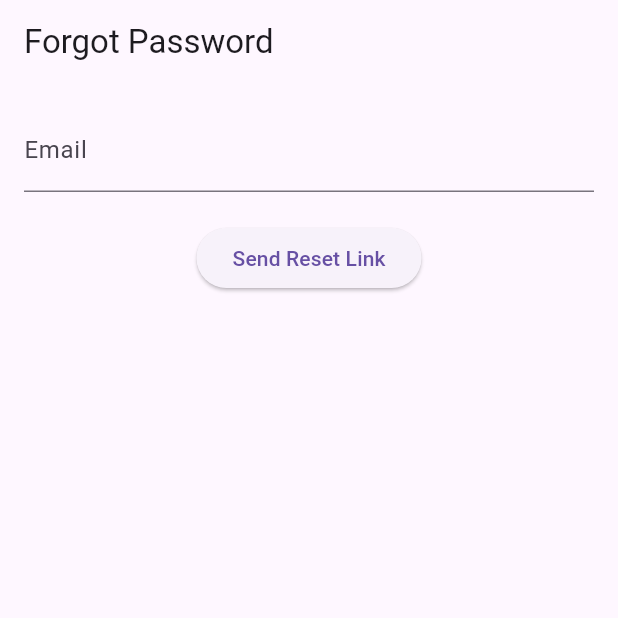
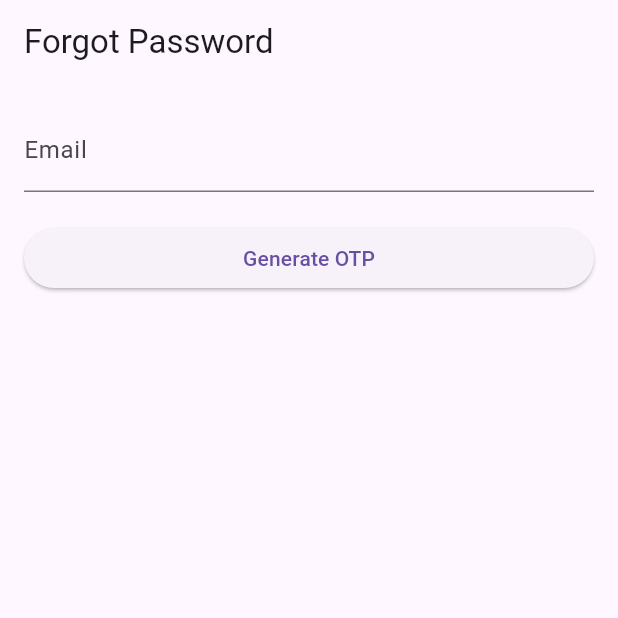
Before and after one commit to AnhAnNek/flutter_easy_english, a Flutter app: the ForgotPasswordScreen screen opened directly, on a phone screen of 412 x 824 dp, the top half of it. Run offline on Flutter 3.47's test engine with Material 3 defaults, Android fonts, the phone set to English and light mode, and no system bars; our stand-ins replace flutter_secure_storage, fluttertoast, font_awesome_flutter, google_fonts, logger; accounts and stored records are empty.

Commit message:
reset password

```diff
--- a/lib/models/update_password_request.dart
+++ b/lib/models/update_password_request.dart
@@ -5,12 +5,12 @@ part 'update_password_request.g.dart';
 @JsonSerializable()
 class UpdatePasswordRequest {
   final String username;
-  final String password;
+  final String newPassword;
   final String confirmPassword;
 
   UpdatePasswordRequest({
     required this.username,
-    required this.password,
+    required this.newPassword,
     required this.confirmPassword,
   });
 
--- a/lib/screens/forgot_password_screen.dart
+++ b/lib/screens/forgot_password_screen.dart
@@ -1,5 +1,8 @@
 import 'package:flutter/material.dart';
-import 'package:flutter_easy_english/services/auth_service.dart'; // Assuming you have an AuthService
+import 'package:flutter_easy_english/models/reset_pass_with_otp_req.dart';
+import 'package:flutter_easy_english/screens/login_screen.dart';
+import 'package:flutter_easy_english/services/i_auth_service.dart';
+import 'package:provider/provider.dart';
 
 class ForgotPasswordScreen extends StatefulWidget {
   @override
@@ -7,60 +10,114 @@ class ForgotPasswordScreen extends StatefulWidget {
 }
 
 class _ForgotPasswordScreenState extends State<ForgotPasswordScreen> {
-  final _formKey = GlobalKey<FormState>();
   final TextEditingController _emailController = TextEditingController();
-  bool _isLoading = false;
+  final TextEditingController _otpController = TextEditingController();
+  final TextEditingController _newPasswordController = TextEditingController();
+  final TextEditingController _confirmPasswordController = TextEditingController();
+  bool isOtpSent = false;
 
-  void _sendResetLink() async {
-    if (_formKey.currentState?.validate() ?? false) {
+  // Method to generate OTP using AuthService
+  Future<void> generateOtpToResetPassword() async {
+    final email = _emailController.text.trim();
+    if (email.isEmpty) {
+      _showMessage("Please enter your email");
+      return;
+    }
+
+    try {
+      IAuthService authService = Provider.of<IAuthService>(context, listen: false);
+      final message = await authService.generateOtpToResetPassword(email);
+      _showMessage(message);
       setState(() {
-        _isLoading = true;
+        isOtpSent = true; // Enable OTP input and new password fields
       });
+    } catch (e) {
+      _showMessage("Error generating OTP: ${e.toString()}");
+    }
+  }
 
-      try {
-        await AuthService().resendOtpToActiveAccount(_emailController.text);
-        // Handle response
-      } catch (e) {
-        // Handle error
-      }
+  // Method to reset password with OTP using AuthService
+  Future<void> resetPasswordWithOtp() async {
+    final otp = _otpController.text.trim();
+    final newPassword = _newPasswordController.text.trim();
+    final confirmPassword = _confirmPasswordController.text.trim();
 
-      setState(() {
-        _isLoading = false;
-      });
+    if (otp.isEmpty || newPassword.isEmpty || confirmPassword.isEmpty) {
+      _showMessage("Please fill in all fields");
+      return;
     }
+    if (newPassword != confirmPassword) {
+      _showMessage("Passwords do not match");
+      return;
+    }
+
+    final req = ResetPassWithOtpReq(
+      email: _emailController.text.trim(),
+      otp: otp,
+      newPassword: newPassword,
+    );
+
+    try {
+      IAuthService authService = Provider.of<IAuthService>(context, listen: false);
+      await authService.resetPasswordWithOtp(req);
+      Navigator.of(context).pushReplacement(
+        MaterialPageRoute(builder: (context) => LoginScreen()),
+      );
+    } catch (e) {
+      _showMessage("Error resetting password: ${e.toString()}");
+    }
+  }
+
+  // Helper method to show messages
+  void _showMessage(String message) {
+    ScaffoldMessenger.of(context).showSnackBar(SnackBar(content: Text(message)));
   }
 
   @override
   Widget build(BuildContext context) {
     return Scaffold(
-      appBar: AppBar(
-        title: Text('Forgot Password'),
-      ),
+      appBar: AppBar(title: Text("Forgot Password")),
       body: Padding(
         padding: const EdgeInsets.all(16.0),
-        child: Form(
-          key: _formKey,
-          child: Column(
-            children: [
-              TextFormField(
-                controller: _emailController,
-                decoration: InputDecoration(labelText: 'Email'),
-                validator: (value) {
-                  if (value == null || value.isEmpty) {
-                    return 'Please enter your email';
-                  }
-                  return null;
-                },
+        child: Column(
+          crossAxisAlignment: CrossAxisAlignment.stretch,
+          children: [
+            TextField(
+              controller: _emailController,
+              decoration: InputDecoration(labelText: "Email"),
+              keyboardType: TextInputType.emailAddress,
+            ),
+            SizedBox(height: 20),
+            ElevatedButton(
+              onPressed: generateOtpToResetPassword,
+              child: Text("Generate OTP"),
+            ),
+            if (isOtpSent) ...[
+              SizedBox(height: 20),
+              TextField(
+                controller: _otpController,
+                decoration: InputDecoration(labelText: "OTP"),
+                keyboardType: TextInputType.number,
               ),
               SizedBox(height: 20),
-              _isLoading
-                  ? CircularProgressIndicator()
-                  : ElevatedButton(
-                onPressed: _sendResetLink,
-                child: Text('Send Reset Link'),
+              TextField(
+                controller: _newPasswordController,
+                decoration: InputDecoration(labelText: "New Password"),
+                obscureText: true,
+              ),
+              SizedBox(height: 20),
+              TextField(
+                controller: _confirmPasswordController,
+                decoration: InputDecoration(labelText: "Confirm Password"),
+                obscureText: true,
+              ),
+              SizedBox(height: 20),
+              ElevatedButton(
+                onPressed: resetPasswordWithOtp,
+                child: Text("Reset Password"),
               ),
             ],
-          ),
+          ],
         ),
       ),
     );
--- a/lib/services/i_auth_service.dart
+++ b/lib/services/i_auth_service.dart
@@ -1,3 +1,4 @@
+import 'package:flutter_easy_english/models/reset_pass_with_otp_req.dart';
 import 'package:flutter_easy_english/models/user_dto.dart';
 import 'package:flutter_easy_english/models/login_response.dart';
 import 'package:flutter_easy_english/models/active_account_response.dart';
@@ -17,4 +18,6 @@ abstract class IAuthService {
   Future<UserDTO> resendOtpToActiveAccount(String username);
   Future<ActiveAccountResponse> activateAccount(OtpRequest otpRequest);
   Future<String> generateOtpToUpdateProfile(String username);
+  Future<String> generateOtpToResetPassword(String email);
+  Future<String> resetPasswordWithOtp(ResetPassWithOtpReq req);
 }
```
Also changed, not shown: lib/services/auth_service.dart (+14 -1 lines), lib/utils/http_request.dart (+90 -18 lines), lib/models/update_password_request.g.dart.
